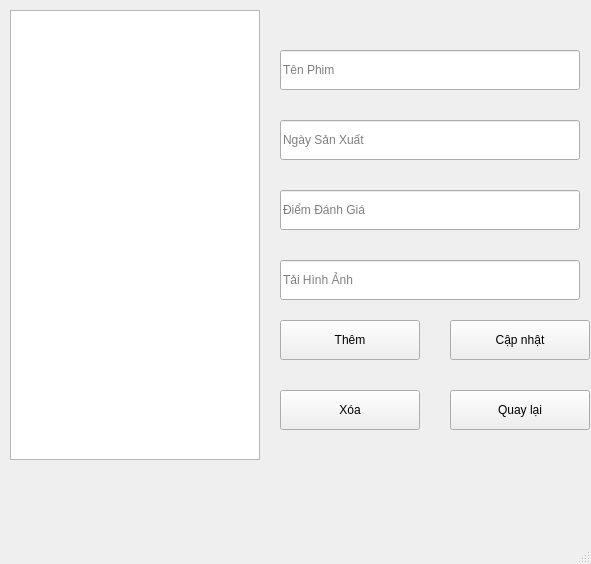
First picture: the form in ui/edit.ui, repository tai679/nextgen-pti, before the edit.
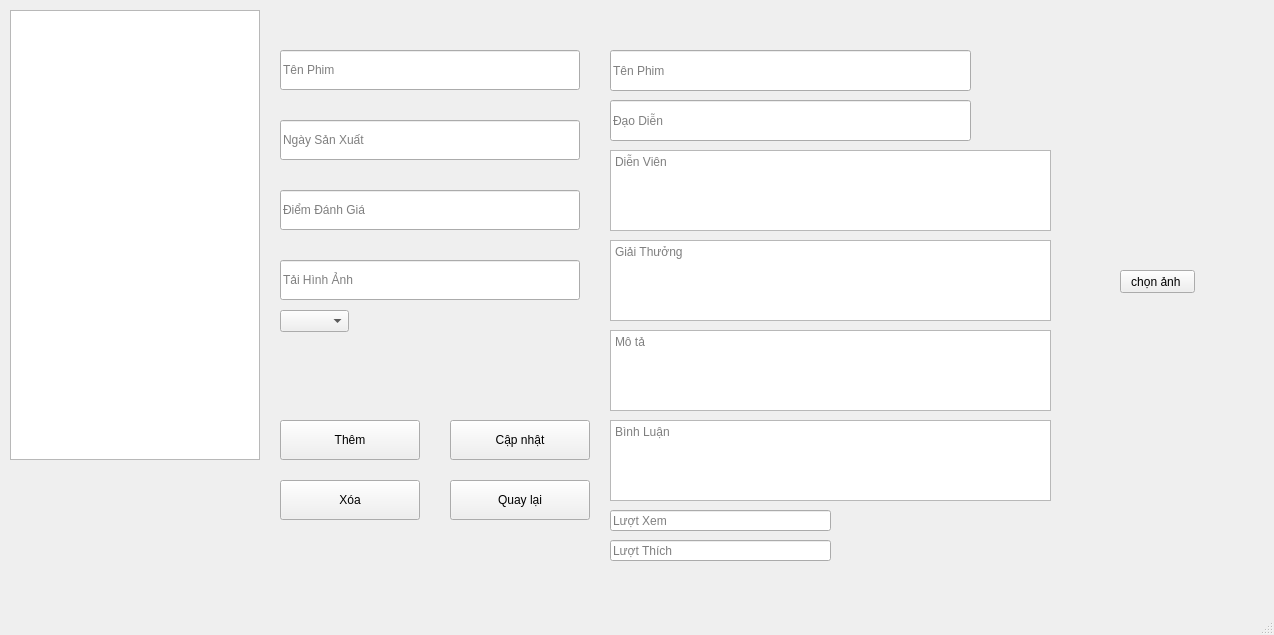
Second picture: the form after the edit.

```diff
--- a/ui/edit.ui
+++ b/ui/edit.ui
@@ -6,8 +6,8 @@
    <rect>
     <x>0</x>
     <y>0</y>
-    <width>591</width>
-    <height>564</height>
+    <width>1274</width>
+    <height>635</height>
    </rect>
   </property>
   <property name="windowTitle">
@@ -19,8 +19,8 @@
      <rect>
       <x>0</x>
       <y>0</y>
-      <width>591</width>
-      <height>521</height>
+      <width>1271</width>
+      <height>591</height>
      </rect>
     </property>
     <widget class="QListWidget" name="listWidget">
@@ -50,7 +50,7 @@
      <property name="geometry">
       <rect>
        <x>450</x>
-       <y>320</y>
+       <y>420</y>
        <width>140</width>
        <height>40</height>
       </rect>
@@ -63,7 +63,7 @@
      <property name="geometry">
       <rect>
        <x>450</x>
-       <y>390</y>
+       <y>480</y>
        <width>140</width>
        <height>40</height>
       </rect>
@@ -92,7 +92,7 @@
      <property name="geometry">
       <rect>
        <x>280</x>
-       <y>390</y>
+       <y>480</y>
        <width>140</width>
        <height>40</height>
       </rect>
@@ -131,7 +131,7 @@
      <property name="geometry">
       <rect>
        <x>280</x>
-       <y>320</y>
+       <y>420</y>
        <width>140</width>
        <height>40</height>
       </rect>
@@ -140,6 +140,155 @@
       <string>Thêm</string>
      </property>
     </widget>
+    <widget class="QTextEdit" name="giai">
+     <property name="geometry">
+      <rect>
+       <x>610</x>
+       <y>240</y>
+       <width>441</width>
+       <height>81</height>
+      </rect>
+     </property>
+     <property name="placeholderText">
+      <string>Giải Thưởng</string>
+     </property>
+    </widget>
+    <widget class="QTextEdit" name="dienvien">
+     <property name="geometry">
+      <rect>
+       <x>610</x>
+       <y>150</y>
+       <width>441</width>
+       <height>81</height>
+      </rect>
+     </property>
+     <property name="placeholderText">
+      <string>Diễn Viên</string>
+     </property>
+    </widget>
+    <widget class="QLineEdit" name="dao">
+     <property name="geometry">
+      <rect>
+       <x>610</x>
+       <y>100</y>
+       <width>361</width>
+       <height>41</height>
+      </rect>
+     </property>
+     <property name="placeholderText">
+      <string>Đạo Diễn </string>
+     </property>
+    </widget>
+    <widget class="QLineEdit" name="tenphim">
+     <property name="geometry">
+      <rect>
+       <x>610</x>
+       <y>50</y>
+       <width>361</width>
+       <height>41</height>
+      </rect>
+     </property>
+     <property name="inputMask">
+      <string/>
+     </property>
+     <property name="text">
+      <string/>
+     </property>
+     <property name="placeholderText">
+      <string>Tên Phim</string>
+     </property>
+    </widget>
+    <widget class="QTextEdit" name="mota">
+     <property name="geometry">
+      <rect>
+       <x>610</x>
+       <y>330</y>
+       <width>441</width>
+       <height>81</height>
+      </rect>
+     </property>
+     <property name="placeholderText">
+      <string>Mô tả </string>
+     </property>
+    </widget>
+    <widget class="QLabel" name="anhthu">
+     <property name="geometry">
+      <rect>
+       <x>1080</x>
+       <y>50</y>
+       <width>150</width>
+       <height>200</height>
+      </rect>
+     </property>
+     <property name="text">
+      <string/>
+     </property>
+     <property name="scaledContents">
+      <bool>true</bool>
+     </property>
+    </widget>
+    <widget class="QPushButton" name="chonhinh">
+     <property name="geometry">
+      <rect>
+       <x>1120</x>
+       <y>270</y>
+       <width>75</width>
+       <height>23</height>
+      </rect>
+     </property>
+     <property name="text">
+      <string>chọn ảnh </string>
+     </property>
+    </widget>
+    <widget class="QTextEdit" name="binhluan">
+     <property name="geometry">
+      <rect>
+       <x>610</x>
+       <y>420</y>
+       <width>441</width>
+       <height>81</height>
+      </rect>
+     </property>
+     <property name="placeholderText">
+      <string>Bình Luận</string>
+     </property>
+    </widget>
+    <widget class="QLineEdit" name="luotxem">
+     <property name="geometry">
+      <rect>
+       <x>610</x>
+       <y>510</y>
+       <width>221</width>
+       <height>21</height>
+      </rect>
+     </property>
+     <property name="placeholderText">
+      <string>Lượt Xem</string>
+     </property>
+    </widget>
+    <widget class="QLineEdit" name="thich">
+     <property name="geometry">
+      <rect>
+       <x>610</x>
+       <y>540</y>
+       <width>221</width>
+       <height>21</height>
+      </rect>
+     </property>
+     <property name="placeholderText">
+      <string>Lượt Thích</string>
+     </property>
+    </widget>
+    <widget class="QComboBox" name="comboGenre_2">
+     <property name="geometry">
+      <rect>
+       <x>280</x>
+       <y>310</y>
+       <width>69</width>
+       <height>22</height>
+      </rect>
+     </property>
+    </widget>
    </widget>
   </widget>
   <widget class="QMenuBar" name="menubar">
```
Left out of the diff: 2 changed lines with no effect on the pictures.
